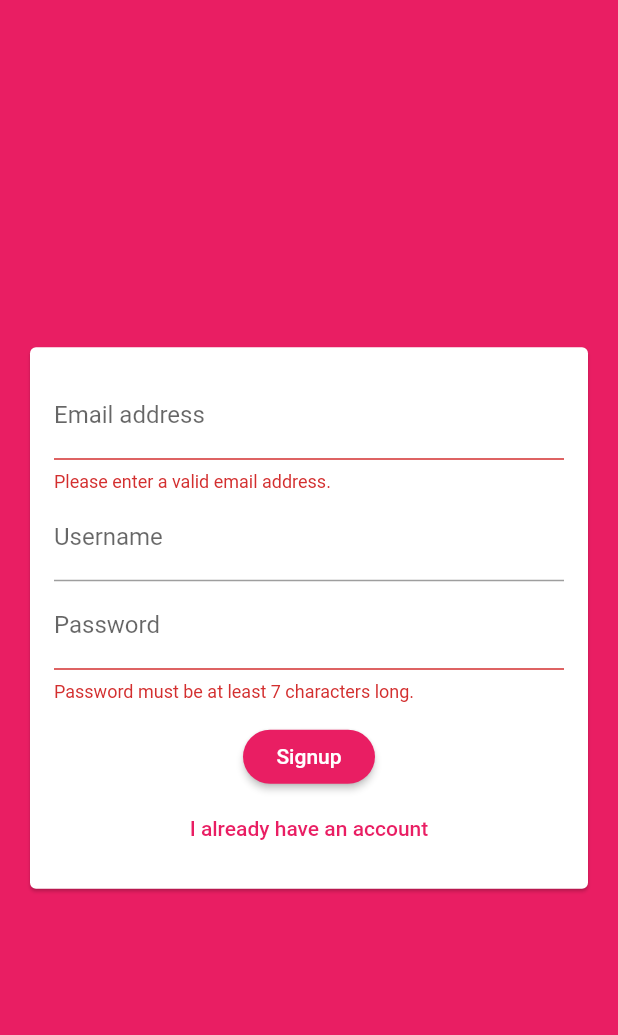
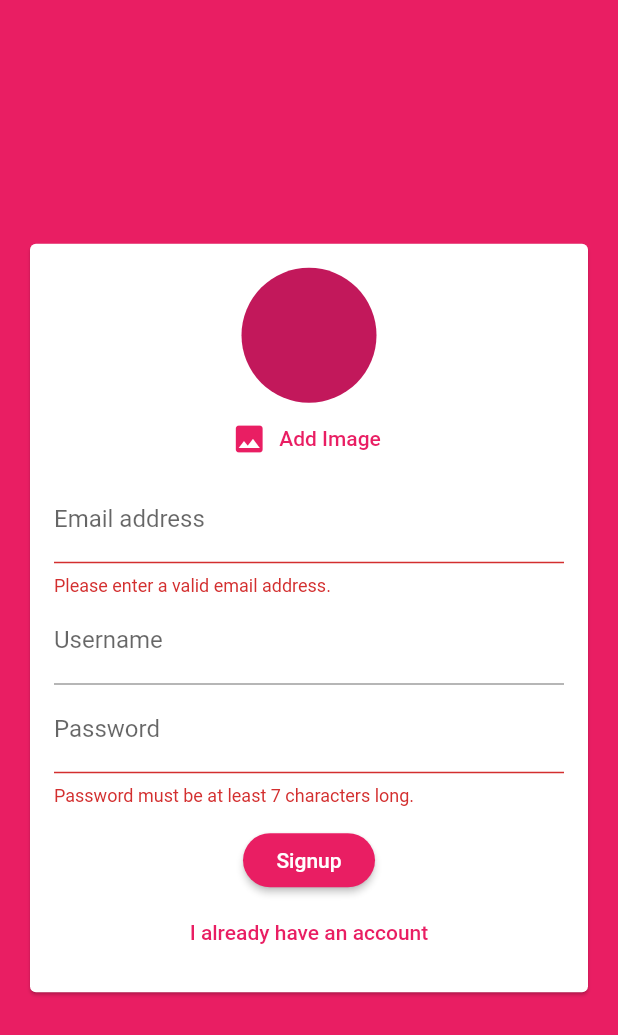
Before and after one commit to Sandesh1013/Flutter-Chat-App, a Flutter app: the screen it shows after launch, after a tap on "Login", after a tap on "Create new account", on a phone screen of 412 x 824 dp. Shown: the top 1035 px of the screen. Run offline on Flutter 3.47's test engine with Material 2 defaults, Android fonts, the phone set to English and light mode, and no system bars; our stand-ins replace cloud_firestore, firebase_auth; accounts and stored records are empty.

Commit message:
Added user image profile picture

```diff
--- a/chat_app/lib/widgets/auth_form.dart
+++ b/chat_app/lib/widgets/auth_form.dart
@@ -1,5 +1,5 @@
 import 'package:flutter/material.dart';
-
+import '../widgets/user_image_picker.dart';
 class AuthForm extends StatefulWidget {
   AuthForm(
     this.submitFn,
@@ -50,6 +50,8 @@ class _AuthFormState extends State<AuthForm> {
               child: Column(
                 mainAxisSize: MainAxisSize.min,
                 children: <Widget>[
+                  if(!_isLogin)
+                    UserImagePicker(),
                   TextFormField(
                     key: ValueKey('email'),
                     validator: (value) {
--- /dev/null
+++ b/chat_app/lib/widgets/user_image_picker.dart
@@ -0,0 +1,33 @@
+import 'package:flutter/material.dart';
+import'package:image_picker/image_picker.dart';
+import 'dart:io';
+class UserImagePicker extends StatefulWidget {
+  @override
+  _UserImagePickerState createState() => _UserImagePickerState();
+}
+
+class _UserImagePickerState extends State<UserImagePicker> {
+  File _pickedImage;
+  void _pickImage()async{
+    final picker = ImagePicker();
+    final pickedImage = await picker.getImage(source:ImageSource.camera);
+    final pickedImageFile = File(pickedImage.path);
+    setState(() {
+      _pickedImage=pickedImageFile;
+    });
+  }
+  @override
+  Widget build(BuildContext context) {
+    return Column(
+      children:<Widget>[
+      CircleAvatar(radius: 45,
+      backgroundImage:_pickedImage!=null? FileImage(_pickedImage):null,),
+      FlatButton.icon(
+        textColor: Theme.of(context).primaryColor,
+        onPressed: _pickImage,
+        icon:Icon(Icons.image),
+        label: Text('Add Image'),
+      ),]
+    );
+  }
+}
--- a/chat_app/pubspec.yaml
+++ b/chat_app/pubspec.yaml
@@ -26,6 +26,7 @@ dependencies:
   cupertino_icons: ^0.1.3
   cloud_firestore: ^0.13.5
   firebase_auth: 0.16.1
+  image_picker: ^0.6.7+11
 dev_dependencies:
   flutter_test:
     sdk: flutter
```
Also changed, not shown: chat_app/pubspec.lock.
